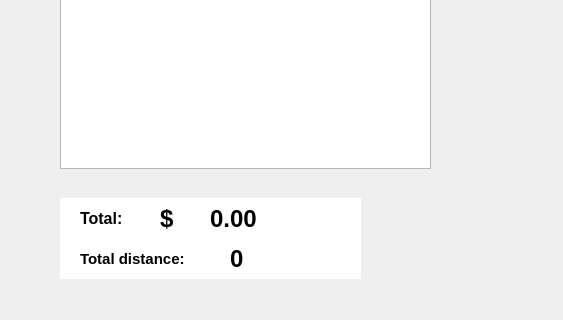
First picture: the form in plantripwindow.ui, repository Ling2251/CS1D-College-Tour, before the edit; both pictures show x 491 to 1054 and y 223 to 543 of the 1054 by 543 pixel window.
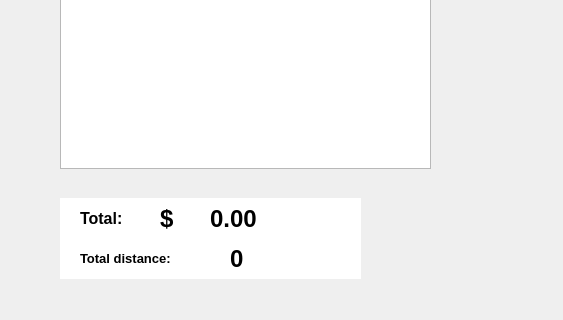
Second picture: the form after the edit. The open tabs and pages were chosen to show the change. Icons and pictures are not drawn.

What changed in the file:
```diff
--- a/plantripwindow.ui
+++ b/plantripwindow.ui
@@ -274,7 +274,7 @@
         <rect>
          <x>690</x>
          <y>410</y>
-         <width>231</width>
+         <width>141</width>
          <height>41</height>
         </rect>
        </property>
@@ -325,7 +325,7 @@
        </property>
        <property name="font">
         <font>
-         <pointsize>11</pointsize>
+         <pointsize>10</pointsize>
          <weight>75</weight>
          <bold>true</bold>
         </font>
@@ -339,7 +339,7 @@
         <rect>
          <x>710</x>
          <y>450</y>
-         <width>231</width>
+         <width>121</width>
          <height>41</height>
         </rect>
        </property>
```
Left out of the diff: 2 changed lines with no effect on the pictures.
